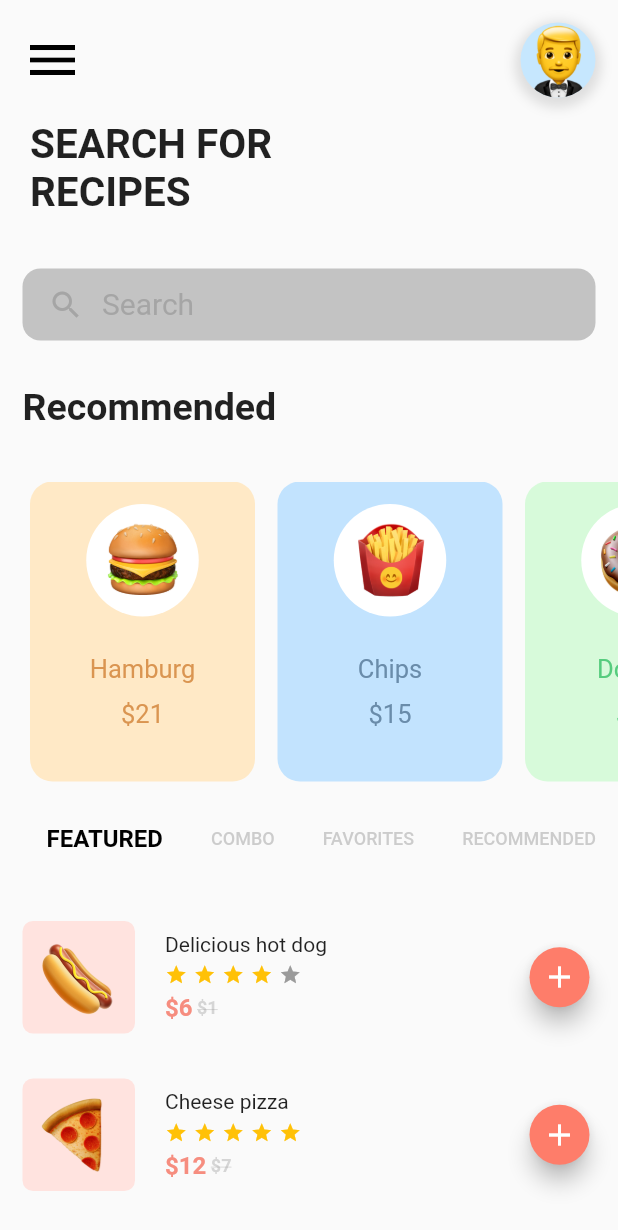
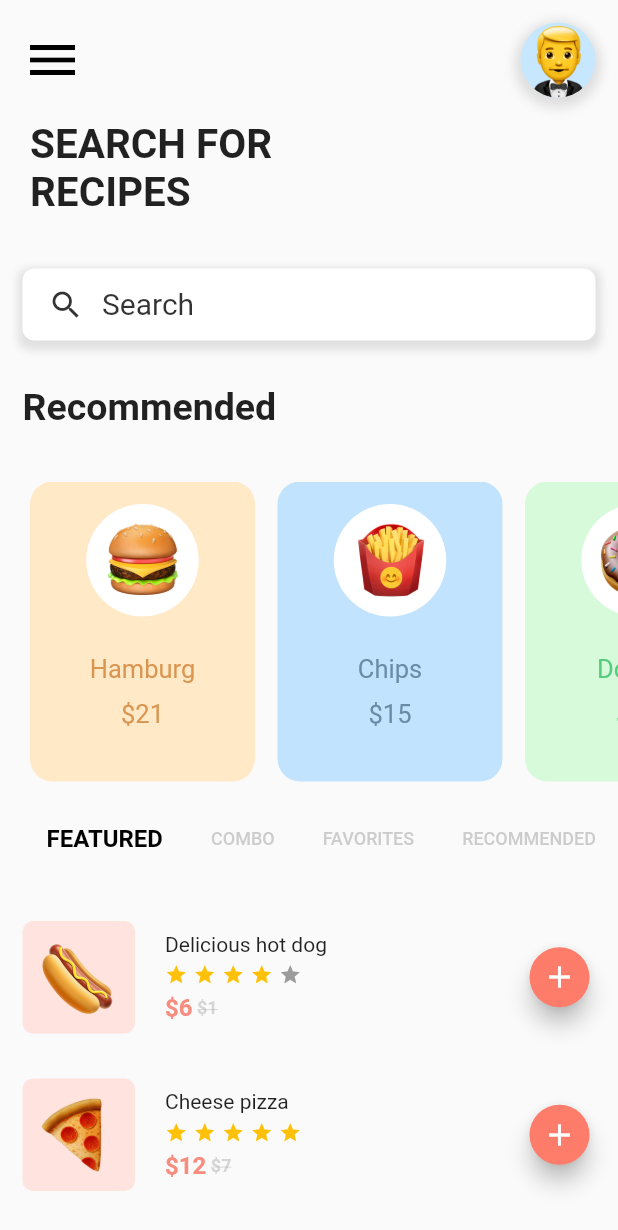
Before and after one commit to AbiyevKamil/emojis_ui_flutter, a Flutter app: the screen it shows after launch, on a phone screen of 412 x 824 dp. Shown: the top 1230 px of the screen. Run offline on Flutter 3.47's test engine with Material 2 defaults, Android fonts, the phone set to English and light mode, and no system bars; drawn by our look-alikes of flutter_rating_bar.

Commit message:
textfield colors changed

```diff
--- a/lib/pages/home_page.dart
+++ b/lib/pages/home_page.dart
@@ -89,26 +89,34 @@ class _HomePageState extends State<HomePage>
             padding: EdgeInsets.all(15.0),
             child: Container(
               decoration: BoxDecoration(
-                color: Colors.grey.withOpacity(0.6),
-                borderRadius: BorderRadius.circular(12.0),
+                boxShadow: [
+                  BoxShadow(
+                    color: Colors.black.withOpacity(0.1),
+                    blurRadius: 4.0,
+                    spreadRadius: 3.0,
+                    offset: Offset(0.5, 3.0),
+                  )
+                ],
+                color: Colors.white,
+                borderRadius: BorderRadius.circular(8.0),
               ),
               padding: EdgeInsets.symmetric(horizontal: 5.0),
               child: TextField(
                 cursorColor: Colors.grey.withOpacity(0.8),
                 style: TextStyle(
                   fontSize: 20.0,
-                  color: Colors.white,
+                  color: Colors.black.withOpacity(0.8),
                 ),
                 decoration: InputDecoration(
                   border: InputBorder.none,
                   hintText: "Search",
                   prefixIcon: Icon(
                     Icons.search,
-                    color: Colors.grey.withOpacity(0.8),
+                    color: Colors.black.withOpacity(0.8),
                   ),
                   hintStyle: TextStyle(
                     fontSize: 20.0,
-                    color: Colors.grey.withOpacity(0.8),
+                    color: Colors.black.withOpacity(0.8),
                   ),
                 ),
               ),
```
